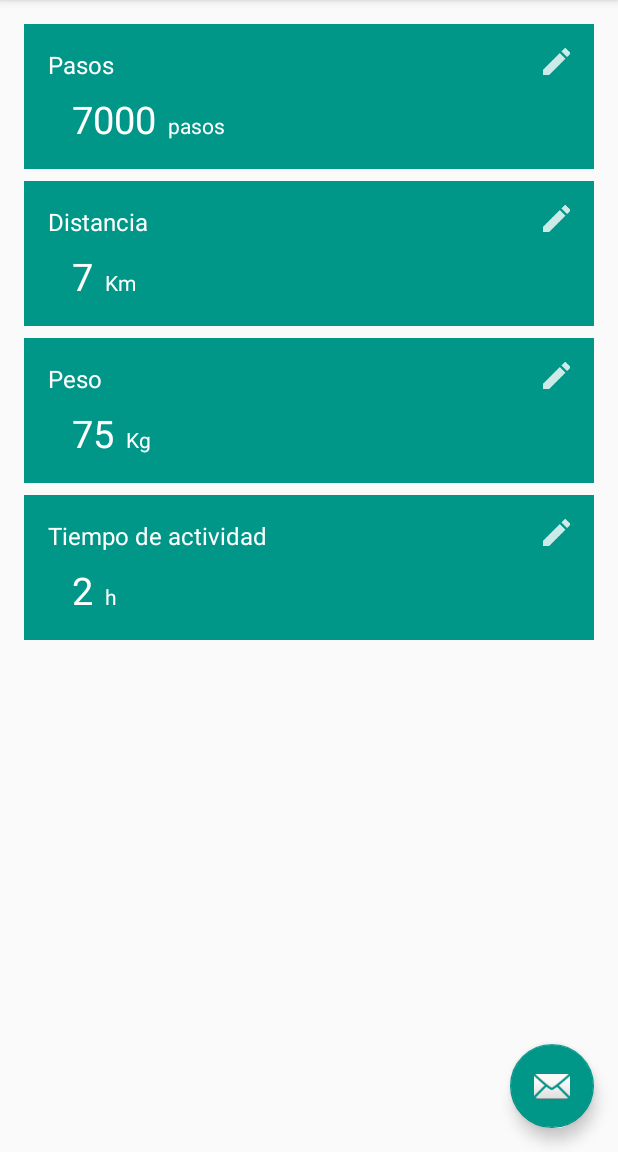
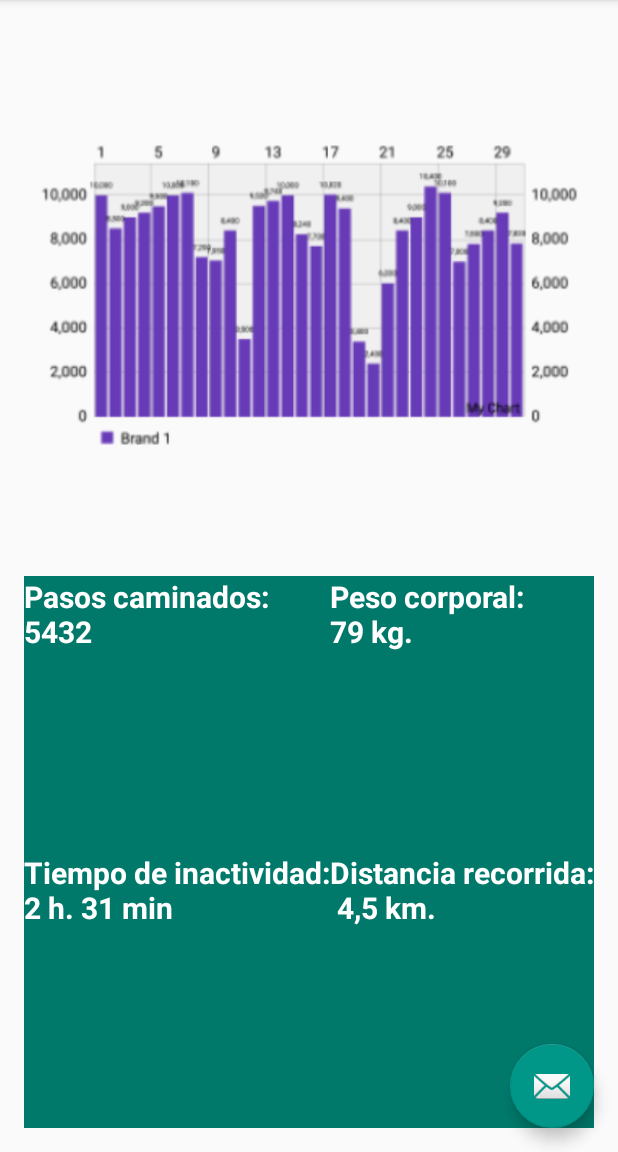
Before and after one commit to angelcastro2/SedentApp, an Android app: the screen it shows after launch (MainActivity), after a tap on "Inicio", on a phone screen of 412 x 824 dp, the part 84-1236 px from its top. Run offline under Robolectric (Android 15) with nearby library versions, the phone set to English and light mode, and no system bars; 1 other tap on this screen came first.

Commit message:
Añadido fragment de la vista de inicio

```diff
--- /dev/null
+++ b/app/src/main/java/com/sedentapp/sedentapp/sedentapp/InicioFragment.java
@@ -0,0 +1,170 @@
+package com.sedentapp.sedentapp.sedentapp;
+
+import android.content.Context;
+import android.net.Uri;
+import android.os.Bundle;
+import android.support.v4.app.Fragment;
+import android.util.Log;
+import android.view.LayoutInflater;
+import android.view.View;
+import android.view.ViewGroup;
+import android.widget.TextView;
+import android.widget.Toast;
+
+
+/**
+ * A simple {@link Fragment} subclass.
+ * Activities that contain this fragment must implement the
+ * {@link InicioFragment.OnFragmentInteractionListener} interface
+ * to handle interaction events.
+ * Use the {@link InicioFragment#newInstance} factory method to
+ * create an instance of this fragment.
+ */
+public class InicioFragment extends Fragment {
+    // TODO: Rename parameter arguments, choose names that match
+    // the fragment initialization parameters, e.g. ARG_ITEM_NUMBER
+    private static final String ARG_PARAM1 = "param1";
+    private static final String ARG_PARAM2 = "param2";
+
+    // TODO: Rename and change types of parameters
+    private String mParam1;
+    private String mParam2;
+
+    private OnFragmentInteractionListener mListener;
+
+    private final String TAG = "Sedentapp";
+
+    public InicioFragment() {
+        // Required empty public constructor
+    }
+
+    /**
+     * Use this factory method to create a new instance of
+     * this fragment using the provided parameters.
+     *
+     * @param param1 Parameter 1.
+     * @param param2 Parameter 2.
+     * @return A new instance of fragment InicioFragment.
+     */
+    // TODO: Rename and change types and number of parameters
+    public static InicioFragment newInstance(String param1, String param2) {
+        InicioFragment fragment = new InicioFragment();
+        Bundle args = new Bundle();
+        args.putString(ARG_PARAM1, param1);
+        args.putString(ARG_PARAM2, param2);
+        fragment.setArguments(args);
+        return fragment;
+    }
+
+    @Override
+    public void onCreate(Bundle savedInstanceState) {
+        super.onCreate(savedInstanceState);
+        if (getArguments() != null) {
+            mParam1 = getArguments().getString(ARG_PARAM1);
+            mParam2 = getArguments().getString(ARG_PARAM2);
+        }
+
+    }
+
+    @Override
+    public void onStart() {
+        super.onStart();
+        TextView step_counter_but = (TextView) getView().findViewById(R.id.step_counter);
+        step_counter_but.setOnClickListener(new View.OnClickListener() {
+
+            public void onClick(View v) {
+                Log.d(TAG,"Step counter clicked");
+            }
+        });
+
+        TextView bodyweight_but = (TextView) getView().findViewById(R.id.bodyweight);
+        bodyweight_but.setOnClickListener(new View.OnClickListener() {
+
+            public void onClick(View v) {
+                Log.d(TAG,"Bodyweight button clicked");
+            }
+        });
+
+        TextView inactivity_but = (TextView) getView().findViewById(R.id.inactivity);
+        inactivity_but.setOnClickListener(new View.OnClickListener() {
+
+            public void onClick(View v) {
+                Log.d(TAG,"Inactivity button clicked");
+            }
+        });
+
+        TextView distance_but = (TextView) getView().findViewById(R.id.distance);
+        distance_but.setOnClickListener(new View.OnClickListener() {
+
+            public void onClick(View v) {
+                Log.d(TAG,"Distance button clicked");
+            }
+        });
+    }
+
+    @Override
+    public void onResume() {
+        super.onResume();
+    }
+
+    @Override
+    public void onPause() {
+        super.onPause();
+    }
+
+    @Override
+    public void onStop() {
+        super.onStop();
+    }
+
+    @Override
+    public void onDestroy() {
+        super.onDestroy();
+    }
+
+    @Override
+    public View onCreateView(LayoutInflater inflater, ViewGroup container,
+                             Bundle savedInstanceState) {
+        // Inflate the layout for this fragment
+        return inflater.inflate(R.layout.fragment_inicio, container, false);
+    }
+
+    // TODO: Rename method, update argument and hook method into UI event
+    public void onButtonPressed(Uri uri) {
+    /*    if (mListener != null) {
+            mListener.onFragmentInteraction(uri);
+        }*/
+    }
+
+    @Override
+    public void onAttach(Context context) {
+        super.onAttach(context);
+    /*    if (context instanceof OnFragmentInteractionListener) {
+            mListener = (OnFragmentInteractionListener) context;
+        } else {
+            throw new RuntimeException(context.toString()
+                    + " must implement OnFragmentInteractionListener");
+        }*/
+    }
+
+    @Override
+    public void onDetach() {
+        super.onDetach();
+    //    mListener = null;
+    }
+
+    /**
+     * This interface must be implemented by activities that contain this
+     * fragment to allow an interaction in this fragment to be communicated
+     * to the activity and potentially other fragments contained in that
+     * activity.
+     * <p>
+     * See the Android Training lesson <a href=
+     * "http://developer.android.com/training/basics/fragments/communicating.html"
+     * >Communicating with Other Fragments</a> for more information.
+     */
+    public interface OnFragmentInteractionListener {
+        // TODO: Update argument type and name
+        void onFragmentInteraction(Uri uri);
+    }
+}
--- a/app/src/main/java/com/sedentapp/sedentapp/sedentapp/MainActivity.java
+++ b/app/src/main/java/com/sedentapp/sedentapp/sedentapp/MainActivity.java
@@ -94,8 +94,12 @@ public class MainActivity extends AppCompatActivity
         FragmentManager fragmentManager = getSupportFragmentManager();
         FragmentTransaction fragmentTransaction = fragmentManager.beginTransaction();
 
-        if (id == R.id.nav_camera) {
-            // Handle the camera action
+        if (id == R.id.nav_inicio) {
+            Fragment fragment = new InicioFragment();
+            for(int i = 0; i < fragmentManager.getBackStackEntryCount(); ++i) {
+                fragmentManager.popBackStack();
+            }
+            fragmentTransaction.replace(R.id.MainContainer,fragment);
         } else if (id == R.id.nav_gallery) {
 
         } else if (id == R.id.nav_objetivos) {
--- /dev/null
+++ b/app/src/main/res/layout/fragment_inicio.xml
@@ -0,0 +1,94 @@
+<RelativeLayout xmlns:android="http://schemas.android.com/apk/res/android"
+    xmlns:tools="http://schemas.android.com/tools" android:layout_width="match_parent"
+    android:layout_height="match_parent" android:paddingLeft="@dimen/activity_horizontal_margin"
+    android:paddingRight="@dimen/activity_horizontal_margin"
+    android:paddingTop="@dimen/activity_vertical_margin"
+    android:paddingBottom="@dimen/activity_vertical_margin" tools:context=".MainActivity">
+
+    <LinearLayout
+        android:orientation="vertical"
+        android:layout_width="match_parent"
+        android:layout_height="match_parent"
+        android:layout_alignParentTop="true">
+
+
+
+        <ImageView
+            android:layout_width="match_parent"
+            android:layout_height="match_parent"
+            android:id="@+id/imavgeView"
+            android:src="@drawable/hist"
+            android:layout_gravity="center_horizontal"
+            android:layout_weight="1" />
+
+        <TableLayout
+            android:layout_width="match_parent"
+            android:layout_height="match_parent"
+            android:layout_weight="1">
+
+            <TableRow
+                android:layout_width="match_parent"
+                android:layout_height="match_parent"
+                android:layout_weight="1"
+                android:layout_column="1">
+
+                <TextView
+                    android:paddingRight="30dp"
+                    android:layout_width="match_parent"
+                    android:text="Pasos caminados:\n5432"
+                    android:layout_weight="1"
+                    android:textStyle="bold"
+                    android:layout_height="match_parent"
+                    android:id="@+id/step_counter"
+                    android:textSize="20dp"
+                    android:textColor="#ffffff"
+                    android:background="#00796b" />
+
+                <TextView
+                    android:layout_width="match_parent"
+                    android:text="Peso corporal:\n79 kg."
+                    android:layout_weight="1"
+                    android:textStyle="bold"
+                    android:layout_height="match_parent"
+                    android:id="@+id/bodyweight"
+                    android:textColor="#ffffff"
+                    android:background="#00796b"
+                    android:textSize="20sp" />
+
+            </TableRow>
+
+            <TableRow
+                android:layout_width="match_parent"
+                android:layout_height="match_parent"
+                android:layout_weight="1"
+                android:layout_column="1">
+
+                <TextView
+                    android:layout_width="match_parent"
+                    android:text="Tiempo de inactividad:\n2 h. 31 min"
+                    android:layout_weight="1"
+                    android:textStyle="bold"
+                    android:textColor="#ffffff"
+                    android:background="#00796b"
+                    android:layout_height="match_parent"
+                    android:id="@+id/inactivity"
+                    android:textSize="20dp" />
+
+                <TextView
+                    android:layout_width="match_parent"
+                    android:text="Distancia recorrida:\n 4,5 km."
+                    android:layout_weight="1"
+                    android:textStyle="bold"
+                    android:background="#00796b"
+                    android:id="@+id/distance"
+                    android:textColor="#ffffff"
+                    android:layout_height="match_parent"
+                    android:textSize="20dp" />
+
+            </TableRow>
+
+        </TableLayout>
+
+
+    </LinearLayout>
+</RelativeLayout>
--- a/app/src/main/res/menu/activity_main_drawer.xml
+++ b/app/src/main/res/menu/activity_main_drawer.xml
@@ -5,7 +5,7 @@
 
     <group android:checkableBehavior="single">
         <item
-            android:id="@+id/nav_camera"
+            android:id="@+id/nav_inicio"
             android:title="@string/menu_inicio" />
         <item
             android:id="@+id/nav_gallery"
```
Also changed, not shown: app/src/main/res/drawable/hist.png (added), app/src/main/res/values/strings.xml (line endings or trailing spaces).
